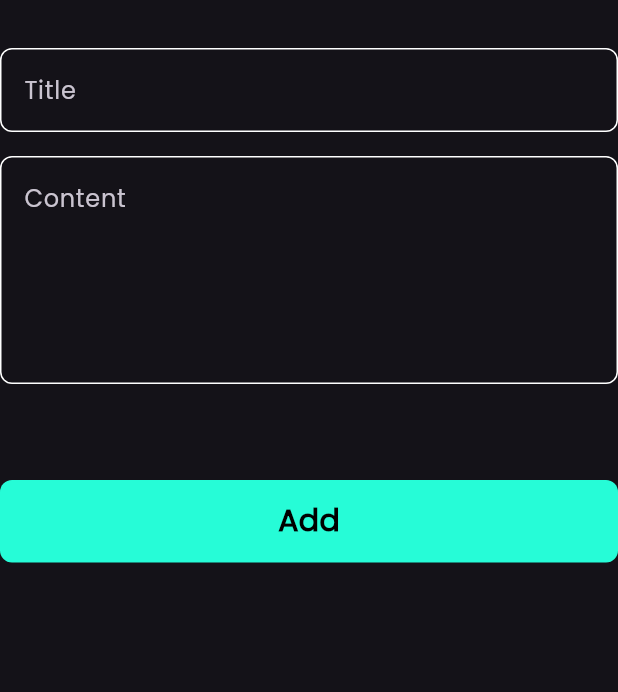
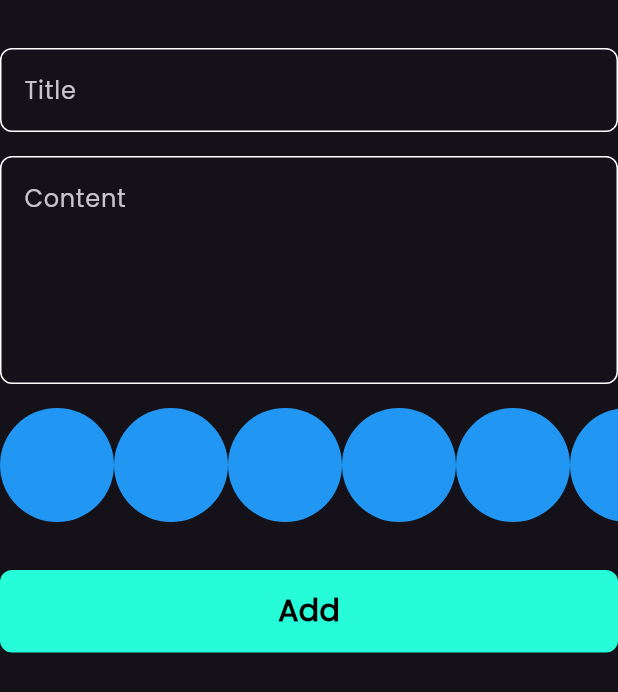
Before and after one commit to sohaib-khalifa/notes_app, a Flutter app: the AddNoteForm widget shown alone on an empty page, opened directly, on a phone screen of 412 x 824 dp. Shown: the top 692 px of the screen. Run offline on Flutter 3.47's test engine with Material 3 defaults, Android fonts, the phone set to English and light mode, and no system bars; our stand-ins replace bloc, flutter_bloc, font_awesome_flutter, hive, hive_flutter; accounts and stored records are empty.

Commit message:
create colors list view part 1

```diff
--- a/lib/widgets/add_note_form.dart
+++ b/lib/widgets/add_note_form.dart
@@ -3,6 +3,7 @@ import 'package:flutter_bloc/flutter_bloc.dart';
 import 'package:intl/intl.dart';
 import 'package:notes_app/cubits/add_note_cubit/add_note_cubit.dart';
 import 'package:notes_app/models/note_model.dart';
+import 'package:notes_app/widgets/colors_list_view.dart';
 import 'package:notes_app/widgets/custom_botton.dart';
 import 'package:notes_app/widgets/custom_text_field.dart';
 
@@ -40,7 +41,9 @@ class _AddNoteFormState extends State<AddNoteForm> {
               subTitle = value;
             },
           ),
-          const SizedBox(height: 64),
+          const SizedBox(height: 16),
+          ColorsListView(),
+          const SizedBox(height: 32),
           BlocBuilder<AddNoteCubit, AddNoteState>(
             builder: (context, state) {
               return CustomButton(
--- /dev/null
+++ b/lib/widgets/colors_list_view.dart
@@ -0,0 +1,28 @@
+import 'package:flutter/material.dart';
+
+class ColorItem extends StatelessWidget {
+  const ColorItem({super.key});
+
+  @override
+  Widget build(BuildContext context) {
+    return const CircleAvatar(radius: 38, backgroundColor: Colors.blue);
+  }
+}
+
+class ColorsListView extends StatelessWidget {
+  const ColorsListView({super.key});
+
+  @override
+  Widget build(BuildContext context) {
+    return SizedBox(
+      height: 38 * 2,
+      child: ListView.builder(
+        scrollDirection: Axis.horizontal,
+        itemCount: 10,
+        itemBuilder: (context, index) {
+          return const ColorItem();
+        },
+      ),
+    );
+  }
+}
```
